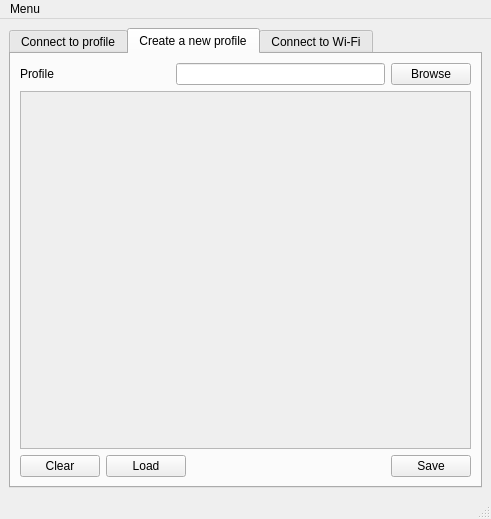
Before: the Qt Designer form sources/gui/src/mainwindow.ui in arcan1s/netctl-gui, drawn with Qt 5.
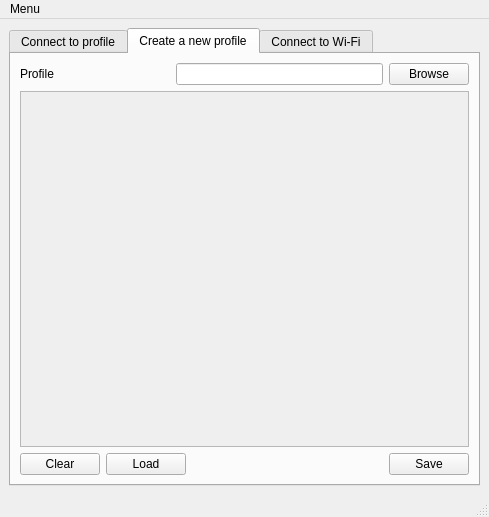
After: the same form once the commit is applied. The open tabs and pages were chosen to show the change.

Commit message: add contextual actions to the main table

Patch:
```diff
--- a/sources/gui/src/mainwindow.ui
+++ b/sources/gui/src/mainwindow.ui
@@ -6,8 +6,8 @@
    <rect>
     <x>0</x>
     <y>0</y>
-    <width>491</width>
-    <height>519</height>
+    <width>489</width>
+    <height>517</height>
    </rect>
   </property>
   <property name="windowTitle">
@@ -200,8 +200,8 @@
             <rect>
              <x>0</x>
              <y>0</y>
-             <width>96</width>
-             <height>26</height>
+             <width>457</width>
+             <height>359</height>
             </rect>
            </property>
            <property name="sizePolicy">
@@ -365,7 +365,7 @@
     <rect>
      <x>0</x>
      <y>0</y>
-     <width>491</width>
+     <width>489</width>
      <height>22</height>
     </rect>
    </property>
```
Left out of the diff: 3 changed lines with no effect on the pictures. The commit also changes 2 other files.
